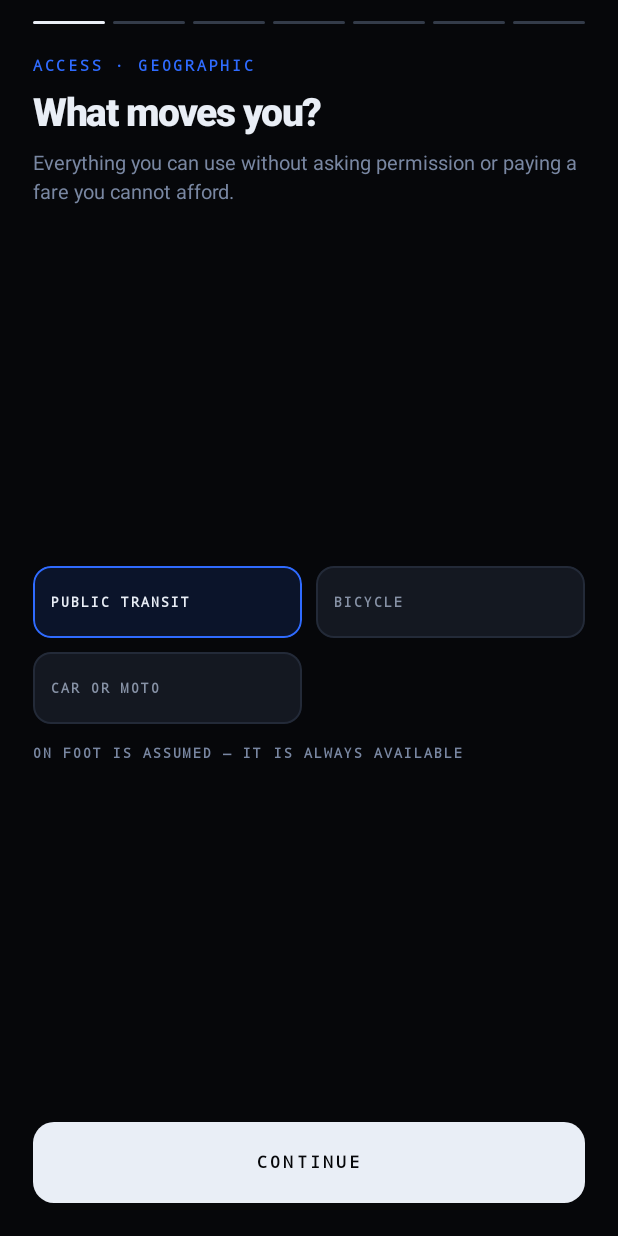
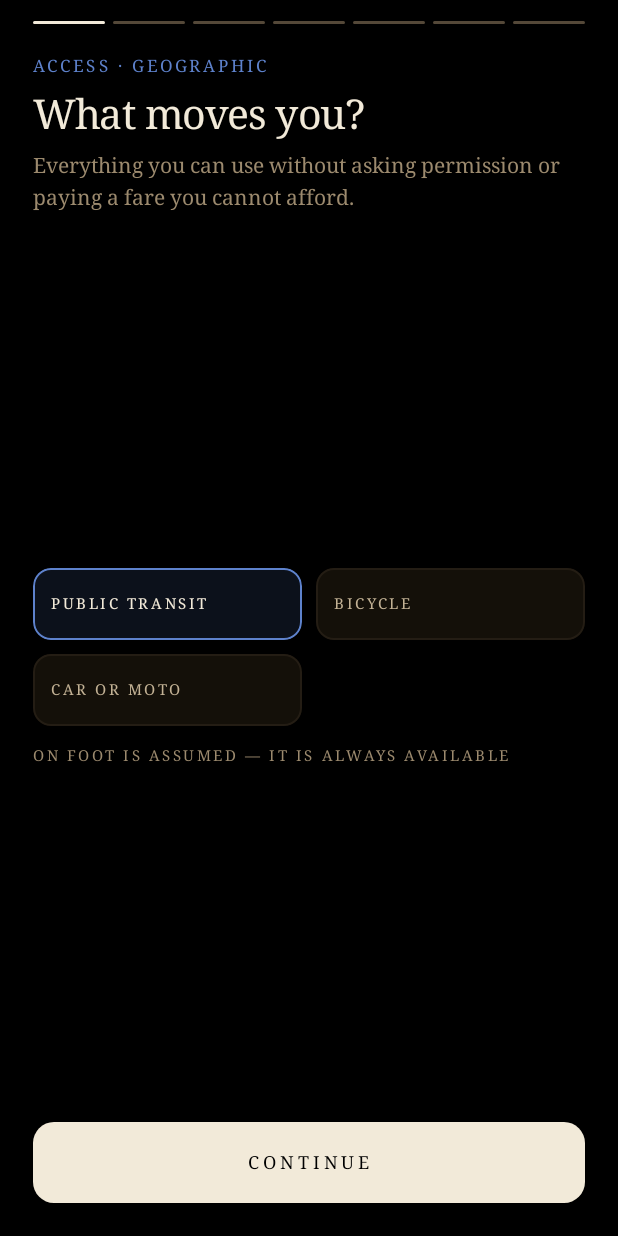
Before and after one commit to Sinadehesh/Debubble, an Android app built with Jetpack Compose: the screen it shows after launch (MainActivity), on a phone screen of 412 x 824 dp. Run offline under Robolectric (Android 15) with nearby library versions, the phone set to English and light mode, and no system bars.

Commit message:
Rebuild the theme as chiaroscuro: earth pigments, serif, a single light
Reverses the earlier call to keep the instrument panel. The neon-on-
near-black look was competent and generic; this is the direction Page 3
of the doctrine actually asked for.

Palette. Absolute black rather than a dark grey, because tenebrism needs
real shadow for light to mean anything. Grounds are warm, the colour of
aged varnish. Accents become earth pigments: lapis, verdigris, madder,
candlelight for friction. Token names are unchanged and semantic, so
every screen inherits the new identity without being touched.

Contrast was measured rather than eyeballed, and it changed a decision:
the first madder red sat at 4.11 on the panel ground, fine as an accent
but under the threshold for the small pillar labels that use it, so it
was lifted to 4.58. Faint remains structure-only and never text.

Type. A serif carries the app now — the weight of a printed page rather
than a dashboard. Directives are set large and quiet at regular weight;
a heavy grotesque at 30sp was shouting an instruction that reads better
spoken. Labels are widely tracked capitals in the same serif, so they
read as engraving. Monospace survives only for figures that align in
columns.

Light. A new Chiaroscuro layer sits behind everything: one narrow warm
source at tier 1, with a heavy vignette, so the screen feels like a
small lit space inside a large dark one. As the ladder is climbed the
source diffuses and indigo and crimson bleeds come up at the lower
corners until the room is lit corner to corner. It runs off the same
LocalAscension value as everything else.

Sfumato. Cards lose their outlines entirely — a card is now a surface
catching light from the upper left and falling off into dark, and the
pillar rail fades out at both ends instead of stopping. Hard-terminated
bars and 1px borders were most of what made the old screens read as a
dashboard of boxes.

The membrane was retuned to match: muted and opaque low on the ladder,
where the fill carries it and the glow is nearly absent, becoming light
rather than an object near the top.

Previewed in a browser mock of three screens at two tier levels before
any Kotlin was written, because a chiaroscuro palette either works or
turns to mud and neither is visible in a diff.

Co-Authored-By: Claude Opus 5 <noreply@anthropic.com>
Claude-Session: https://claude.ai/code/session_01BgAU6WRybr6vpM9gc4QYyv

```diff
--- a/android/app/src/main/java/com/debubble/app/MainActivity.kt
+++ b/android/app/src/main/java/com/debubble/app/MainActivity.kt
@@ -34,6 +34,7 @@ import com.debubble.app.ui.screens.Tab
 import com.debubble.app.ui.screens.TabBar
 import com.debubble.app.ui.screens.TranscendenceScreen
 import com.debubble.app.ui.theme.DeBubbleTheme
+import com.debubble.app.ui.components.Chiaroscuro
 import com.debubble.app.ui.components.LocalAscension
 import com.debubble.app.ui.theme.Ink
 
@@ -70,8 +71,11 @@ private fun DeBubbleApp(vm: DeBubbleViewModel = viewModel()) {
         modifier = Modifier
             .fillMaxSize()
             .background(Ink.Void)
-            .statusBarsPadding()
     ) {
+        // Behind everything, always. The app is a lit room, and the room is lit once.
+        Chiaroscuro(modifier = Modifier.fillMaxSize())
+
+        Box(modifier = Modifier.fillMaxSize().statusBarsPadding()) {
         when (val r = route) {
             is Route.Loading -> Box(modifier = Modifier.fillMaxSize())
 
@@ -288,5 +292,6 @@ private fun DeBubbleApp(vm: DeBubbleViewModel = viewModel()) {
             }
         }
     }
+        }
     }
 }
--- /dev/null
+++ b/android/app/src/main/java/com/debubble/app/ui/components/Chiaroscuro.kt
@@ -0,0 +1,94 @@
+package com.debubble.app.ui.components
+
+import androidx.compose.animation.core.animateFloatAsState
+import androidx.compose.animation.core.tween
+import androidx.compose.foundation.Canvas
+import androidx.compose.runtime.Composable
+import androidx.compose.runtime.getValue
+import androidx.compose.ui.Modifier
+import androidx.compose.ui.geometry.Offset
+import androidx.compose.ui.graphics.Brush
+import androidx.compose.ui.graphics.Color
+import com.debubble.app.ui.theme.Ink
+
+/**
+ * The light the whole app is lit by.
+ *
+ * At tier 1 this is a single narrow source: most of the screen is genuinely empty, the content
+ * sits in a small pool of warm light, and the effect should be closer to claustrophobia than to
+ * atmosphere. That is the point — the interface is meant to feel as small as the life it is
+ * describing.
+ *
+ * As the ladder is climbed the source diffuses and two ambient bleeds come up at the lower
+ * corners, indigo against crimson, until by the top of the ladder the screen is lit corner to
+ * corner and nothing is hidden. Nobody should be able to name the day it changed.
+ *
+ * Drawn behind content, never over it: this is illumination, not a scrim, and putting it on top
+ * would wash out the very text it exists to reveal.
+ */
+@Composable
+fun Chiaroscuro(
+    modifier: Modifier = Modifier,
+    openness: Float = LocalAscension.current
+) {
+    // Eased so that recalibration or a big jump does not snap the room's lighting.
+    val open by animateFloatAsState(
+        targetValue = openness.coerceIn(0f, 1f),
+        animationSpec = tween(1400),
+        label = "chiaroscuro"
+    )
+
+    Canvas(modifier = modifier) {
+        val w = size.width
+        val h = size.height
+
+        // The key light. Narrow and high at the bottom of the ladder, broad and soft at the top.
+        val reach = (w * (0.55f + open * 1.25f))
+        val key = Offset(w * 0.5f, h * 0.24f)
+        drawRect(
+            brush = Brush.radialGradient(
+                0f to CANDLE.copy(alpha = 0.085f + open * 0.10f),
+                0.5f to CANDLE.copy(alpha = 0.030f + open * 0.055f),
+                1f to Color.Transparent,
+                center = key,
+                radius = reach
+            )
+        )
+
+        // Ambient bleed. Absent early, and by the end the two of them meet in the middle.
+        if (open > 0.02f) {
+            drawRect(
+                brush = Brush.radialGradient(
+                    0f to INDIGO.copy(alpha = 0.16f * open),
+                    1f to Color.Transparent,
+                    center = Offset(w * 0.08f, h * 0.92f),
+                    radius = w * (0.55f + open * 0.5f)
+                )
+            )
+            drawRect(
+                brush = Brush.radialGradient(
+                    0f to CRIMSON.copy(alpha = 0.14f * open),
+                    1f to Color.Transparent,
+                    center = Offset(w * 0.95f, h * 0.74f),
+                    radius = w * (0.55f + open * 0.5f)
+                )
+            )
+        }
+
+        // Vignette. Heaviest at the start, and it lifts as the light opens — the walls of the
+        // room receding rather than the lamp getting brighter.
+        drawRect(
+            brush = Brush.radialGradient(
+                0f to Color.Transparent,
+                0.55f to Color.Transparent,
+                1f to Ink.Void.copy(alpha = 0.85f - open * 0.55f),
+                center = key,
+                radius = maxOf(w, h) * 0.92f
+            )
+        )
+    }
+}
+
+private val CANDLE = Color(0xFFFFF1D6)
+private val INDIGO = Color(0xFF603C8C)
+private val CRIMSON = Color(0xFF962A3A)
--- a/android/app/src/main/java/com/debubble/app/ui/theme/Theme.kt
+++ b/android/app/src/main/java/com/debubble/app/ui/theme/Theme.kt
@@ -18,35 +18,50 @@ import androidx.core.view.WindowCompat
 import com.debubble.app.engine.Pillar
 
 /* ------------------------------------------------------------------ palette
-   Single-theme by intent. The Bubble Map is additive light, and additive light only
-   reads as energy on a black ground, so there is no light variant to design.
-   Neutrals are biased cool, toward the Access axis, rather than being pure grey.     */
+   Chiaroscuro. Absolute black rather than a dark grey, because tenebrism needs real shadow
+   for the light to mean anything — at tier 1 the screen should feel like a small lit space
+   inside a large dark one. Grounds are warm, the colour of aged varnish, and the accents are
+   earth pigments rather than neon: lapis, verdigris, madder, candlelight.
+
+   Names are semantic and unchanged from the previous identity, so every screen inherits this
+   without being touched. Contrast was measured, not eyeballed; the figures are per token.   */
 
 object Ink {
-    val Void = Color(0xFF06070A)
-    val Strata = Color(0xFF0E1116)
-    val Ridge = Color(0xFF141821)
-    val Raise = Color(0xFF1A1F2A)
-    val Edge = Color(0xFF232A38)
-    val EdgeSoft = Color(0xFF181D27)
+    /** Absolute. Not #0A0A0A — the shadow has to be genuinely empty. */
+    val Void = Color(0xFF000000)
 
-    val Primary = Color(0xFFE9EEF6)
-    val Ash = Color(0xFF8792A6)
+    /** Panel. Warm near-black, like varnish over a dark ground. */
+    val Strata = Color(0xFF0B0907)
+    val Ridge = Color(0xFF141009)
+    val Raise = Color(0xFF1C160E)
+    val Edge = Color(0xFF241D14)
+    val EdgeSoft = Color(0xFF17120C)
 
-    /** Default colour for instrument readouts, so it has to clear 4.5:1 as body text on every
-     *  surface it lands on. Measured: 5.56:1 on Void, 4.91:1 on Ridge, 4.56:1 on Raise. */
-    val Dim = Color(0xFF7987A2)
+    /** Warm parchment rather than white. 16.6:1 on the panel ground. */
+    val Primary = Color(0xFFF2EAD9)
 
-    /** Structure only — progress tracks and inactive dots. Never text: it is below 2:1. */
-    val Faint = Color(0xFF333B49)
+    /** 9.6:1 on the panel. */
+    val Ash = Color(0xFFC3B295)
 
-    val Access = Color(0xFF2F6BFF)
-    val Activity = Color(0xFFB4FF25)
-    val Social = Color(0xFFFF2D55)
+    /** The floor for anything that is text. 5.9:1 on the panel, 6.3:1 on the void. */
+    val Dim = Color(0xFF9C8A6E)
 
-    /** Reserved for Friction alone. It never marks a warning or an error anywhere in the
-     *  app, so the colour permanently reads as credit rather than fault. */
-    val Ember = Color(0xFFFF8A1F)
+    /** Structure only — tracks, rules, inactive marks. Never text: it does not clear 4.5. */
+    val Faint = Color(0xFF544838)
+
+    /** Lapis. 5.3:1 on the panel. */
+    val Access = Color(0xFF5E82CC)
+
+    /** Verdigris. 9.3:1. */
+    val Activity = Color(0xFFA8BA5C)
+
+    /** Madder. 4.6:1 — chosen over a deeper red specifically so the small pillar labels
+     *  that use it still clear the small-text threshold. */
+    val Social = Color(0xFFCC4E62)
+
+    /** Candlelight, and reserved for Friction alone. It never marks a warning or an error
+     *  anywhere in the app, so the colour permanently reads as credit rather than fault. */
+    val Ember = Color(0xFFE0A94A)
 }
 
 val Pillar.accent: Color
@@ -63,52 +78,57 @@ val Pillar.line: Color
     get() = accent.copy(alpha = 0.32f)
 
 /* ------------------------------------------------------------------ type
-   Two roles. A heavy grotesque with tight tracking for anything the user must *do*,
-   and a wide-tracked monospace for everything the system *reports*. If it is a
-   measurement, it is monospace.                                                     */
+   A serif carries the app now — the weight of a printed page rather than a dashboard.
+   Directives are set large and quietly, at regular weight: an instruction in a book does
+   not shout, and a heavy grotesque at 30sp was doing exactly that.
 
-private val Grotesque = FontFamily.SansSerif
+   Monospace survives in one place only, for figures that have to align in columns. If it is
+   a measurement it is monospace; everything else is set.                                   */
+
+private val Bookish = FontFamily.Serif
 val InstrumentFamily = FontFamily.Monospace
 
 val Type = Typography(
     // Directives — the thing to go and do.
     displayLarge = TextStyle(
-        fontFamily = Grotesque, fontWeight = FontWeight.ExtraBold,
-        fontSize = 40.sp, lineHeight = 42.sp, letterSpacing = (-1.6).sp
+        fontFamily = Bookish, fontWeight = FontWeight.Normal,
+        fontSize = 42.sp, lineHeight = 48.sp, letterSpacing = (-0.6).sp
     ),
     displayMedium = TextStyle(
-        fontFamily = Grotesque, fontWeight = FontWeight.ExtraBold,
-        fontSize = 30.sp, lineHeight = 33.sp, letterSpacing = (-1.2).sp
+        fontFamily = Bookish, fontWeight = FontWeight.Normal,
+        fontSize = 31.sp, lineHeight = 37.sp, letterSpacing = (-0.4).sp
     ),
     headlineLarge = TextStyle(
-        fontFamily = Grotesque, fontWeight = FontWeight.ExtraBold,
-        fontSize = 26.sp, lineHeight = 29.sp, letterSpacing = (-1.0).sp
+        fontFamily = Bookish, fontWeight = FontWeight.Normal,
+        fontSize = 27.sp, lineHeight = 33.sp, letterSpacing = (-0.3).sp
     ),
     headlineMedium = TextStyle(
-        fontFamily = Grotesque, fontWeight = FontWeight.Bold,
-        fontSize = 22.sp, lineHeight = 26.sp, letterSpacing = (-0.7).sp
+        fontFamily = Bookish, fontWeight = FontWeight.Medium,
+        fontSize = 22.sp, lineHeight = 28.sp, letterSpacing = (-0.2).sp
     ),
     // Body.
     bodyLarge = TextStyle(
-        fontFamily = Grotesque, fontWeight = FontWeight.Normal,
-        fontSize = 15.sp, lineHeight = 21.sp, letterSpacing = (-0.1).sp
+        fontFamily = Bookish, fontWeight = FontWeight.Normal,
+        fontSize = 16.sp, lineHeight = 23.sp
     ),
     bodyMedium = TextStyle(
-        fontFamily = Grotesque, fontWeight = FontWeight.Normal,
-        fontSize = 13.5f.sp, lineHeight = 19.sp
+        fontFamily = Bookish, fontWeight = FontWeight.Normal,
+        fontSize = 14.sp, lineHeight = 21.sp
     ),
-    // Instrument readouts.
+    // Labels: set in the serif too, uppercase and widely tracked, so they read as engraving
+    // rather than as UI chrome. Compose has no reliable small-caps, and tracked capitals are
+    // the honest substitute.
     labelLarge = TextStyle(
-        fontFamily = InstrumentFamily, fontWeight = FontWeight.Bold,
+        fontFamily = Bookish, fontWeight = FontWeight.Medium,
+        fontSize = 12.sp, letterSpacing = 2.6.sp
+    ),
+    labelMedium = TextStyle(
+        fontFamily = Bookish, fontWeight = FontWeight.Normal,
         fontSize = 11.sp, letterSpacing = 2.2.sp
     ),
-    labelMedium = TextStyle(
-        fontFamily = InstrumentFamily, fontWeight = FontWeight.SemiBold,
-        fontSize = 10.sp, letterSpacing = 1.8.sp
-    ),
     labelSmall = TextStyle(
-        fontFamily = InstrumentFamily, fontWeight = FontWeight.SemiBold,
-        fontSize = 9.sp, letterSpacing = 1.4.sp
+        fontFamily = Bookish, fontWeight = FontWeight.Normal,
+        fontSize = 10.sp, letterSpacing = 1.7.sp
     )
 )
 
@@ -127,8 +147,8 @@ val TextStyle.centered: TextStyle get() = copy(textAlign = TextAlign.Center)
 
 @Composable
 fun DeBubbleTheme(content: @Composable () -> Unit) {
-    // No light scheme and no dynamic colour: the app commits to one instrument-panel look,
-    // so the system theme setting is intentionally not consulted.
+    // No light scheme and no dynamic colour. Chiaroscuro is not a preference — the whole
+    // design depends on the shadow being real, so the system theme is not consulted.
     val scheme = darkColorScheme(
         primary = Ink.Primary,
         onPrimary = Ink.Void,
--- a/android/app/src/main/res/drawable/ic_launcher_foreground.xml
+++ b/android/app/src/main/res/drawable/ic_launcher_foreground.xml
@@ -7,17 +7,17 @@
     android:viewportHeight="108">
 
     <path
-        android:strokeColor="#2F6BFF"
+        android:strokeColor="#5E82CC"
         android:strokeWidth="3.2"
         android:fillColor="#00000000"
         android:pathData="M 47,58 m -17,0 a 17,17 0 1,0 34,0 a 17,17 0 1,0 -34,0" />
     <path
-        android:strokeColor="#B4FF25"
+        android:strokeColor="#A8BA5C"
         android:strokeWidth="3.2"
         android:fillColor="#00000000"
         android:pathData="M 62,48 m -14,0 a 14,14 0 1,0 28,0 a 14,14 0 1,0 -28,0" />
     <path
-        android:strokeColor="#FF2D55"
+        android:strokeColor="#CC4E62"
         android:strokeWidth="3.2"
         android:fillColor="#00000000"
         android:pathData="M 63,64 m -12,0 a 12,12 0 1,0 24,0 a 12,12 0 1,0 -24,0" />
--- a/android/app/src/main/res/values/colors.xml
+++ b/android/app/src/main/res/values/colors.xml
@@ -1,5 +1,5 @@
 <?xml version="1.0" encoding="utf-8"?>
 <resources>
-    <color name="void_ground">#FF06070A</color>
-    <color name="ic_launcher_background">#FF06070A</color>
+    <color name="void_ground">#FF000000</color>
+    <color name="ic_launcher_background">#FF000000</color>
 </resources>
```
Also changed, not shown: android/app/src/main/java/com/debubble/app/ui/components/BubbleMap.kt (+4 -4 lines), android/app/src/main/java/com/debubble/app/ui/components/Common.kt (+25 -13 lines), android/app/src/main/java/com/debubble/app/ui/components/LivingBubble.kt (+6 -3 lines).
